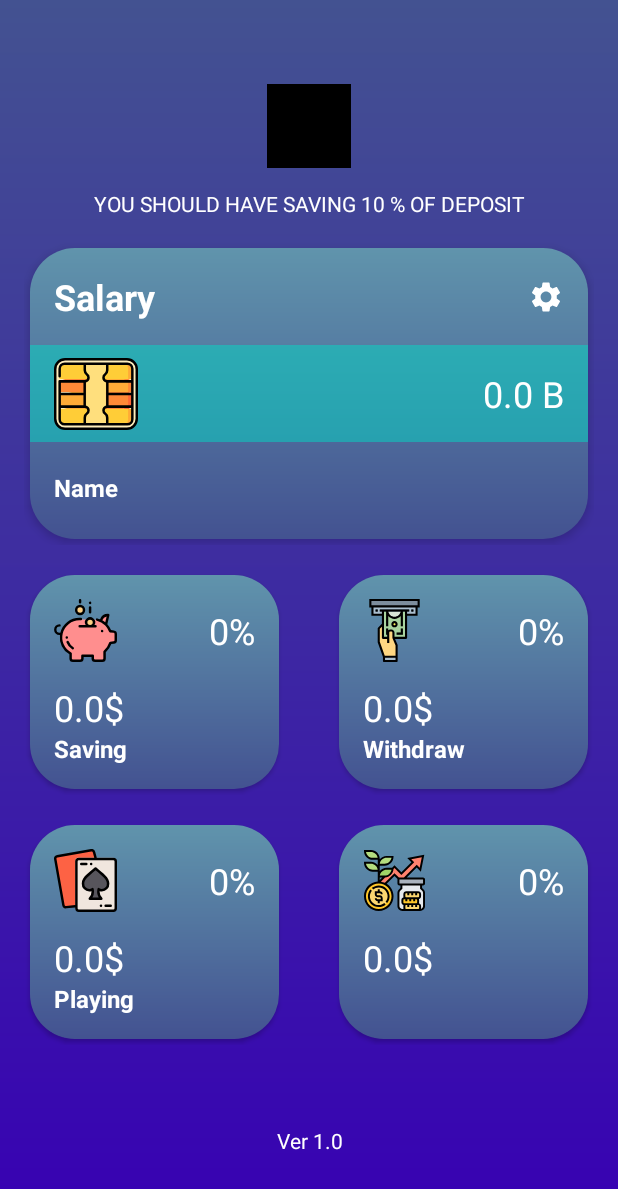
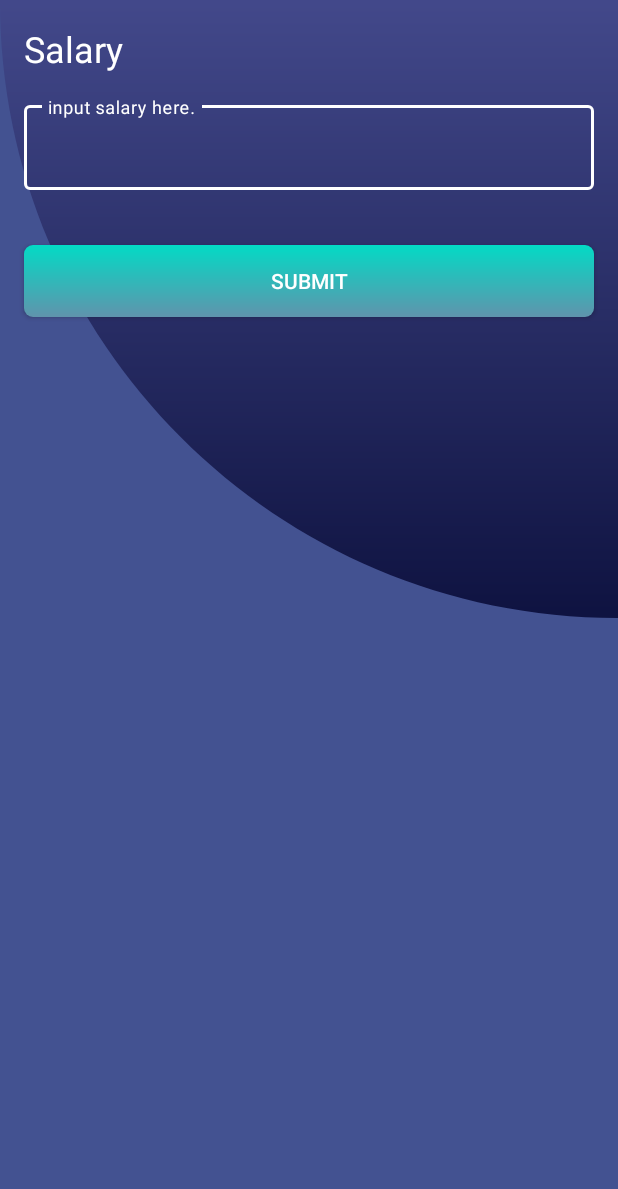
Before and after one commit to personal-by-molysulfur/cal-cash-flow-kmm, an Android app: the screen it shows after launch (MainActivity before the commit, GetStartedActivity after it), on a phone screen of 412 x 824 dp. Shown: the top 1189 px of the screen. Run offline under Robolectric (Android 15) with nearby library versions, the phone set to English and light mode, and no system bars; our stand-ins replace Dagger/Hilt's generated code; 1 statement that could not run was skipped.

Commit message:
setup viewModel

```diff
--- a/androidApp/build.gradle.kts
+++ b/androidApp/build.gradle.kts
@@ -11,6 +11,16 @@ dependencies {
     implementation("com.google.android.material:material:1.3.0")
     implementation("androidx.appcompat:appcompat:1.2.0")
     implementation("androidx.constraintlayout:constraintlayout:2.0.4")
+    val lifecycle_version = "2.3.1"
+    val arch_version = "2.1.0"
+    implementation("androidx.lifecycle:lifecycle-viewmodel-ktx:$lifecycle_version")
+    implementation("androidx.lifecycle:lifecycle-livedata-ktx:$lifecycle_version")
+    implementation("androidx.lifecycle:lifecycle-runtime-ktx:$lifecycle_version")
+    implementation("androidx.lifecycle:lifecycle-viewmodel-savedstate:$lifecycle_version")
+    kapt("androidx.lifecycle:lifecycle-compiler:$lifecycle_version")
+    testImplementation("androidx.arch.core:core-testing:$arch_version")
+
+    implementation("androidx.fragment:fragment-ktx:1.3.4")
     implementation("com.google.dagger:hilt-android:2.35.1")
     kapt("com.google.dagger:hilt-compiler:2.35.1")
     // For instrumentation tests
--- a/androidApp/src/main/AndroidManifest.xml
+++ b/androidApp/src/main/AndroidManifest.xml
@@ -13,8 +13,7 @@
                 <category android:name="android.intent.category.LAUNCHER" />
             </intent-filter>
         </activity>
-        <activity
-            android:name=".ui.main.MainActivity"
-            android:exported="true" />
+        <activity android:name=".ui.main.MainActivity" />
+        <activity android:name=".ui.getstarted.GetStartedActivity" />
     </application>
 </manifest>
--- /dev/null
+++ b/androidApp/src/main/java/com/molysulfur/app/calcashflow/android/exception/InputNullOrBlankException.kt
@@ -0,0 +1,3 @@
+package com.molysulfur.app.calcashflow.android.exception
+
+class InputNullOrBlankException(message: String? = "input is null or blank") : Exception(message)
--- /dev/null
+++ b/androidApp/src/main/java/com/molysulfur/app/calcashflow/android/ui/getstarted/GetStartedActivity.kt
@@ -0,0 +1,31 @@
+package com.molysulfur.app.calcashflow.android.ui.getstarted
+
+import android.os.Bundle
+import androidx.activity.viewModels
+import androidx.appcompat.app.AppCompatActivity
+import com.molysulfur.app.calcashflow.android.R
+import com.molysulfur.app.calcashflow.android.exception.InputNullOrBlankException
+import dagger.hilt.android.AndroidEntryPoint
+import kotlinx.android.synthetic.main.calcashflow_activity_getstarted.calcashflow_getstarted_button_submit as btnSubmit
+import kotlinx.android.synthetic.main.calcashflow_activity_getstarted.calcashflow_getstarted_input_layout_salary as editSalary
+
+@AndroidEntryPoint
+class GetStartedActivity : AppCompatActivity() {
+    private val viewModel: GetStartedViewModel by viewModels()
+
+    override fun onCreate(savedInstanceState: Bundle?) {
+        super.onCreate(savedInstanceState)
+        setContentView(R.layout.calcashflow_activity_getstarted)
+        btnSubmit.setOnClickListener {
+            try {
+                val text = editSalary.editText?.text
+                if (text.isNullOrBlank()) {
+                    throw InputNullOrBlankException()
+                }
+                viewModel.getGeeting()
+            } catch (e: InputNullOrBlankException) {
+                editSalary.error = e.message
+            }
+        }
+    }
+}
--- /dev/null
+++ b/androidApp/src/main/java/com/molysulfur/app/calcashflow/android/ui/getstarted/GetStartedViewModel.kt
@@ -0,0 +1,15 @@
+package com.molysulfur.app.calcashflow.android.ui.getstarted
+
+import android.util.Log
+import androidx.lifecycle.ViewModel
+import dagger.hilt.android.lifecycle.HiltViewModel
+import javax.inject.Inject
+
+@HiltViewModel
+class GetStartedViewModel @Inject constructor() : ViewModel() {
+
+
+    fun getGeeting() {
+        Log.e("TAG", "Geeting")
+    }
+}
--- /dev/null
+++ b/androidApp/src/main/java/com/molysulfur/app/calcashflow/android/ui/getstarted/ManageFormFragment.kt
@@ -0,0 +1,12 @@
+package com.molysulfur.app.calcashflow.android.ui.getstarted
+
+import androidx.activity.viewModels
+import androidx.fragment.app.Fragment
+import androidx.fragment.app.activityViewModels
+
+class ManageFormFragment : Fragment() {
+    private val viewModel: GetStartedViewModel by activityViewModels()
+    companion object {
+        fun newInstance(): ManageFormFragment = ManageFormFragment()
+    }
+}
--- /dev/null
+++ b/androidApp/src/main/java/com/molysulfur/app/calcashflow/android/ui/getstarted/SalaryFormFragment.kt
@@ -0,0 +1,11 @@
+package com.molysulfur.app.calcashflow.android.ui.getstarted
+
+import androidx.fragment.app.Fragment
+
+class SalaryFormFragment : Fragment() {
+
+
+    companion object {
+        fun newInstance(): SalaryFormFragment = SalaryFormFragment()
+    }
+}
--- a/androidApp/src/main/java/com/molysulfur/app/calcashflow/android/ui/splash/SplashScreenActivity.kt
+++ b/androidApp/src/main/java/com/molysulfur/app/calcashflow/android/ui/splash/SplashScreenActivity.kt
@@ -4,6 +4,7 @@ import android.content.Intent
 import android.os.Bundle
 import androidx.appcompat.app.AppCompatActivity
 import com.molysulfur.app.calcashflow.android.R
+import com.molysulfur.app.calcashflow.android.ui.getstarted.GetStartedActivity
 import com.molysulfur.app.calcashflow.android.ui.main.MainActivity
 import dagger.hilt.android.AndroidEntryPoint
 
@@ -13,6 +14,6 @@ class SplashScreenActivity : AppCompatActivity() {
     override fun onCreate(savedInstanceState: Bundle?) {
         super.onCreate(savedInstanceState)
         setContentView(R.layout.calcashflow_activity_splash)
-        startActivity(Intent(this, MainActivity::class.java))
+        startActivity(Intent(this, GetStartedActivity::class.java))
     }
 }
--- /dev/null
+++ b/androidApp/src/main/res/color/calcashflow_color_input_text_field.xml
@@ -0,0 +1,7 @@
+<?xml version="1.0" encoding="utf-8"?>
+<selector xmlns:android="http://schemas.android.com/apk/res/android">
+    <item android:color="@color/calcashflow_color_white" android:state_focused="true" />
+    <item android:color="@color/calcashflow_color_white" android:state_hovered="true" />
+    <item android:color="@color/calcashflow_color_white" android:state_enabled="false" />
+    <item  android:color="@color/calcashflow_color_white" />
+</selector>
--- /dev/null
+++ b/androidApp/src/main/res/drawable/calcashflow_ripple_primary.xml
@@ -0,0 +1,13 @@
+<ripple xmlns:android="http://schemas.android.com/apk/res/android"
+    android:color="?android:colorButtonNormal">
+    <item>
+        <shape android:shape="rectangle">
+            <corners android:radius="6dp" />
+            <gradient
+                android:angle="-45"
+                android:endColor="@color/calcashflow_color_dark_accent"
+                android:startColor="@color/calcashflow_color_accent"
+                android:type="linear" />
+        </shape>
+    </item>
+</ripple>
--- /dev/null
+++ b/androidApp/src/main/res/layout/calcashflow_activity_getstarted.xml
@@ -0,0 +1,66 @@
+<?xml version="1.0" encoding="utf-8"?>
+<androidx.core.widget.NestedScrollView xmlns:android="http://schemas.android.com/apk/res/android"
+    xmlns:app="http://schemas.android.com/apk/res-auto"
+    android:layout_width="match_parent"
+    android:layout_height="match_parent"
+    android:fillViewport="true">
+
+    <androidx.constraintlayout.widget.ConstraintLayout
+        android:layout_width="match_parent"
+        android:layout_height="match_parent"
+        android:background="@color/colorPrimary">
+
+        <androidx.appcompat.widget.AppCompatImageView
+            android:id="@+id/appCompatImageView"
+            android:layout_width="match_parent"
+            android:layout_height="wrap_content"
+            app:layout_constraintEnd_toEndOf="parent"
+            app:layout_constraintStart_toStartOf="parent"
+            app:layout_constraintTop_toTopOf="parent"
+            app:srcCompat="@drawable/calcashflow_bg_qauter_circle_top" />
+
+        <androidx.appcompat.widget.AppCompatTextView
+            android:id="@+id/appCompatTextView"
+            style="@style/TextHeader.White"
+            android:layout_width="wrap_content"
+            android:layout_height="wrap_content"
+            android:layout_margin="@dimen/calcashflow_default_padding_margin_normal"
+            android:text="@string/calcashflow_title_salary"
+            app:layout_constraintStart_toStartOf="parent"
+            app:layout_constraintTop_toTopOf="parent" />
+
+        <com.google.android.material.textfield.TextInputLayout
+            android:id="@+id/calcashflow_getstarted_input_layout_salary"
+            style="@style/TextInputField"
+            android:layout_width="match_parent"
+            android:layout_height="wrap_content"
+            android:hint="input salary here."
+            android:padding="@dimen/calcashflow_default_padding_margin_normal"
+            app:boxStrokeColor="@color/calcashflow_color_white"
+            app:errorTextColor="#ff0266"
+            app:layout_constraintEnd_toEndOf="parent"
+            app:layout_constraintStart_toStartOf="parent"
+            app:layout_constraintTop_toBottomOf="@+id/appCompatTextView">
+
+            <com.google.android.material.textfield.TextInputEditText
+                android:id="@+id/calcashflow_getstarted_input_salary"
+                android:layout_width="match_parent"
+                android:layout_height="wrap_content"
+                android:inputType="numberDecimal" />
+        </com.google.android.material.textfield.TextInputLayout>
+
+        <androidx.appcompat.widget.AppCompatButton
+            android:id="@+id/calcashflow_getstarted_button_submit"
+            android:layout_width="match_parent"
+            android:layout_height="wrap_content"
+            android:layout_marginStart="@dimen/calcashflow_default_padding_margin_normal"
+            android:layout_marginEnd="@dimen/calcashflow_default_padding_margin_normal"
+            android:background="@drawable/calcashflow_ripple_primary"
+            android:text="Submit"
+            android:textColor="@color/calcashflow_color_white"
+            app:layout_constraintEnd_toEndOf="parent"
+            app:layout_constraintStart_toStartOf="parent"
+            app:layout_constraintTop_toBottomOf="@+id/calcashflow_getstarted_input_layout_salary" />
+
+    </androidx.constraintlayout.widget.ConstraintLayout>
+</androidx.core.widget.NestedScrollView>
--- a/androidApp/src/main/res/values/styles.xml
+++ b/androidApp/src/main/res/values/styles.xml
@@ -1,6 +1,6 @@
 <resources>
 
-    <style name="AppTheme" parent="Theme.AppCompat.DayNight.NoActionBar">
+    <style name="AppTheme" parent="Theme.MaterialComponents.DayNight.NoActionBar">
         <item name="colorPrimary">@color/colorPrimary</item>
         <item name="colorPrimaryDark">@color/colorPrimaryDark</item>
         <item name="colorAccent">@color/colorAccent</item>
@@ -41,4 +41,14 @@
     <style name="PlieCardView">
         <item name="android:background">@drawable/calcashflow_shape_gradient_primary_30</item>
     </style>
+
+    <style name="TextInputField" parent="Widget.MaterialComponents.TextInputLayout.OutlinedBox">
+        <item name="android:textColor">@color/calcashflow_color_white</item>
+        <item name="android:singleLine">true</item>
+        <item name="android:editTextColor">@color/calcashflow_color_white</item>
+        <item name="android:textColorHint">@color/calcashflow_color_white</item>
+        <item name="hintTextColor">@color/calcashflow_color_white</item>
+        <item name="errorEnabled">true</item>
+        <item name="boxStrokeErrorColor">#ff0266</item>
+    </style>
 </resources>
```
Also changed, not shown: androidApp/src/main/res/drawable-hdpi/calcashflow_bg_qauter_circle_top.png (added), androidApp/src/main/res/drawable-ldpi/calcashflow_bg_qauter_circle_top.png (added), androidApp/src/main/res/drawable-mdpi/calcashflow_bg_qauter_circle_top.png (added), androidApp/src/main/res/drawable-xhdpi/calcashflow_bg_qauter_circle_top.png (added), androidApp/src/main/res/drawable-xxhdpi/calcashflow_bg_qauter_circle_top.png (added), androidApp/src/main/res/drawable-xxxhdpi/calcashflow_bg_qauter_circle_top.png (added).
